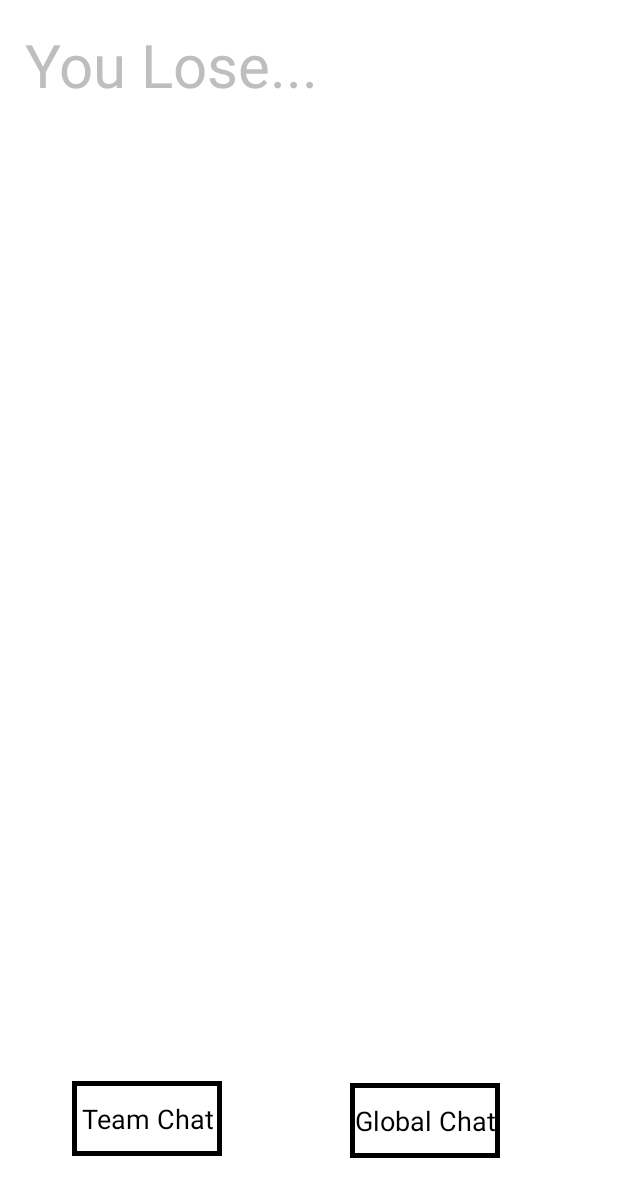
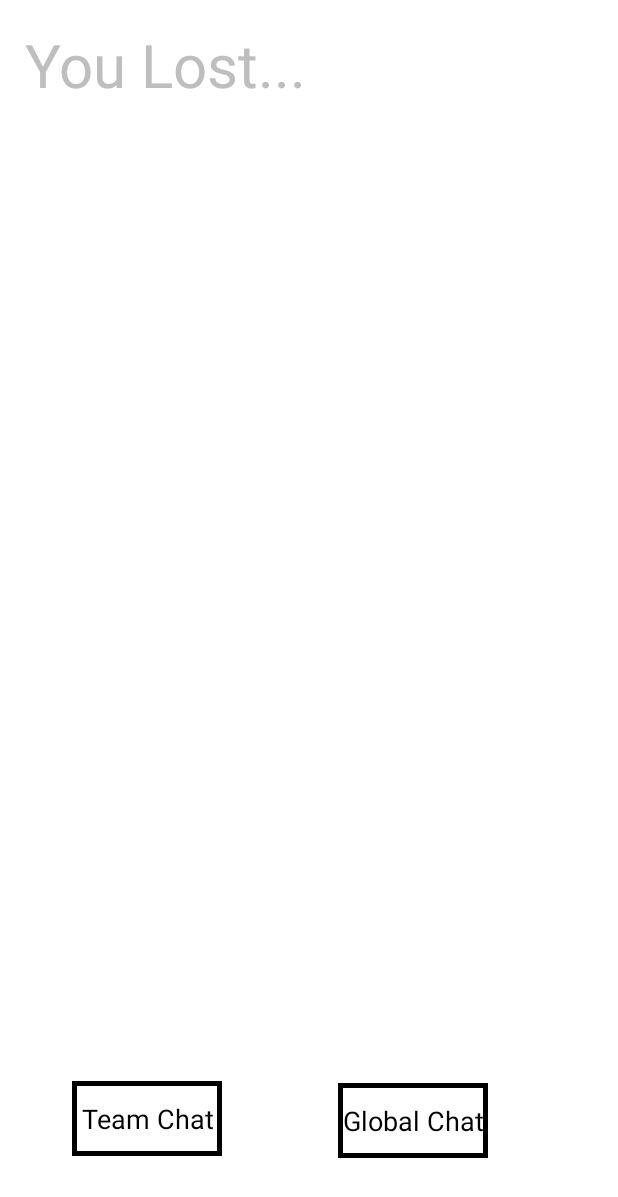
Before and after one commit to jhjang04/Cops-and-Robbers-android, an Android app: the LoseActivity screen opened directly, with no data from a screen before it, on a phone screen of 412 x 824 dp. Shown: the top 1197 px of the screen. Run offline under Robolectric (Android 15) with nearby library versions, the phone set to English and light mode, and no system bars.

Commit message:
text change

```diff
--- a/app/src/main/res/layout/activity_catched.xml
+++ b/app/src/main/res/layout/activity_catched.xml
@@ -12,7 +12,7 @@
 
 
     <TextView
-        android:text="You Catched....."
+        android:text="You got caught.."
         android:layout_width="wrap_content"
         android:layout_height="wrap_content"
         android:id="@+id/textView3"
--- a/app/src/main/res/layout/activity_lose.xml
+++ b/app/src/main/res/layout/activity_lose.xml
@@ -11,7 +11,7 @@
     tools:context="car.adroid.com.LoseActivity">
 
     <TextView
-        android:text="You Lose..."
+        android:text="You Lost..."
         android:layout_width="wrap_content"
         android:layout_height="wrap_content"
         android:id="@+id/textView2"
```
